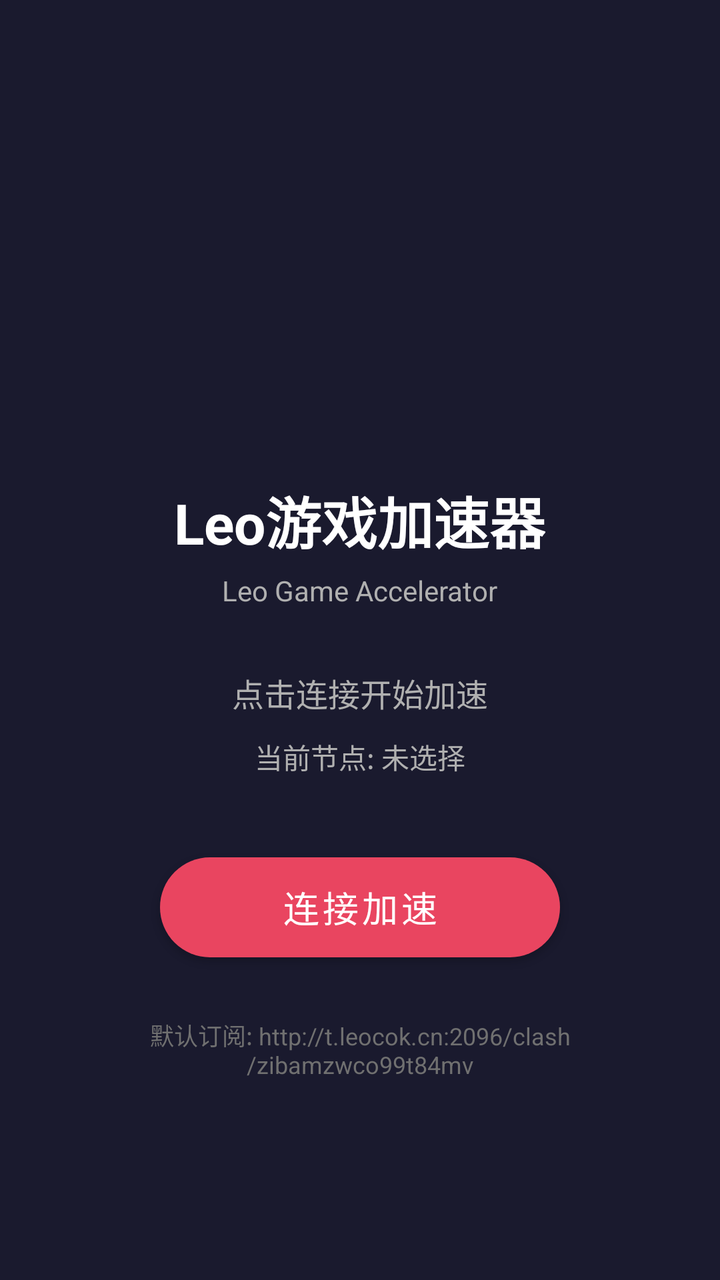
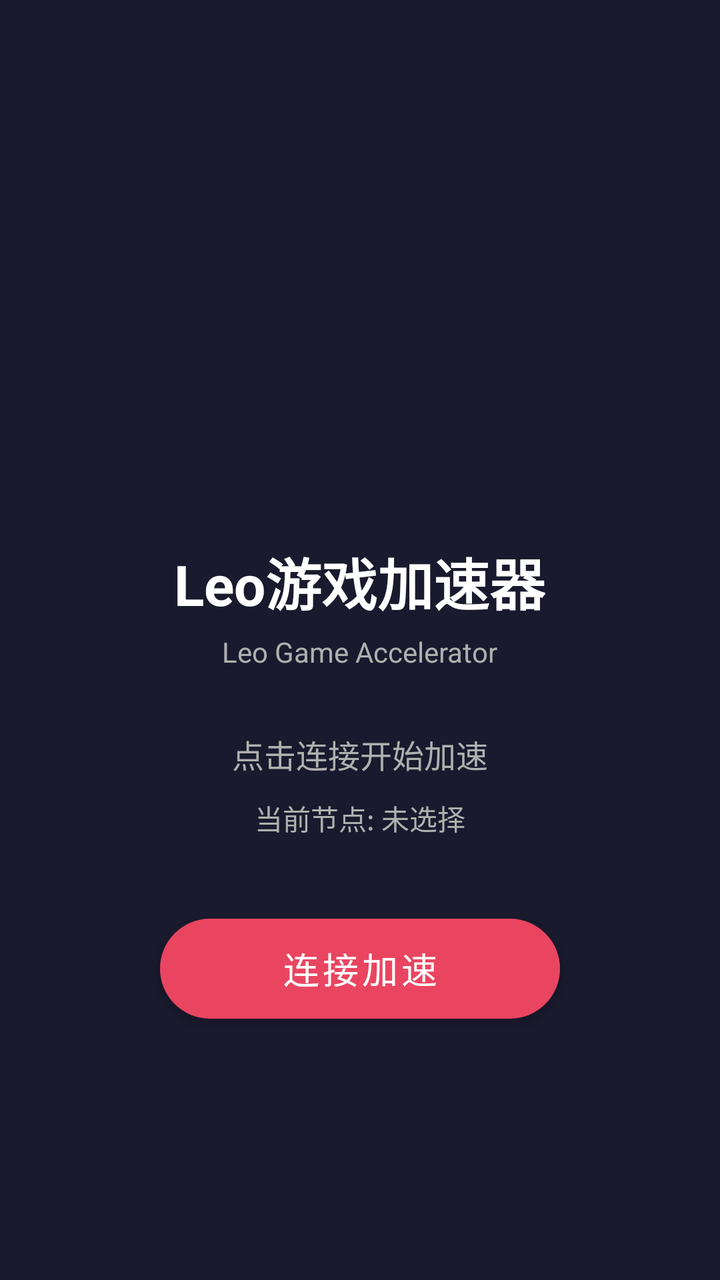

Compare the two renders of this Android layout. The source of the first and the diff that turns it into the second are given below.
<!-- AndroidManifest.xml: application theme Theme.LeoAccelerator -->
<!-- res/layout/activity_main.xml -->
<?xml version="1.0" encoding="utf-8"?>
<LinearLayout xmlns:android="http://schemas.android.com/apk/res/android"
    android:layout_width="match_parent"
    android:layout_height="match_parent"
    android:orientation="vertical"
    android:gravity="center"
    android:background="@color/background"
    android:padding="20dp">

    <ImageView
        android:layout_width="120dp"
        android:layout_height="120dp"
        android:src="@mipmap/ic_launcher"
        android:layout_marginBottom="20dp" />

    <TextView
        android:layout_width="wrap_content"
        android:layout_height="wrap_content"
        android:text="Leo游戏加速器"
        android:textSize="28sp"
        android:textColor="@color/text_primary"
        android:textStyle="bold" />

    <TextView
        android:layout_width="wrap_content"
        android:layout_height="wrap_content"
        android:text="Leo Game Accelerator"
        android:textSize="14sp"
        android:textColor="@color/text_secondary"
        android:layout_marginTop="5dp" />

    <TextView
        android:id="@+id/statusText"
        android:layout_width="wrap_content"
        android:layout_height="wrap_content"
        android:text="点击连接开始加速"
        android:textSize="16sp"
        android:textColor="@color/text_secondary"
        android:layout_marginTop="30dp" />

    <TextView
        android:id="@+id/nodeText"
        android:layout_width="wrap_content"
        android:layout_height="wrap_content"
        android:text="当前节点: 未选择"
        android:textSize="14sp"
        android:textColor="@color/text_secondary"
        android:layout_marginTop="10dp" />

    <Button
        android:id="@+id/connectBtn"
        android:layout_width="200dp"
        android:layout_height="50dp"
        android:text="连接加速"
        android:textSize="18sp"
        android:textColor="@android:color/white"
        android:background="@drawable/btn_connect"
        android:layout_marginTop="40dp" />

    <TextView
        android:layout_width="wrap_content"
        android:layout_height="wrap_content"
        android:text="默认订阅: http://t.leocok.cn:2096/clash/zibamzwco99t84mv"
        android:textSize="12sp"
        android:textColor="@color/text_hint"
        android:layout_marginTop="30dp"
        android:gravity="center" />

</LinearLayout>
<!-- resources referenced by this layout -->
<resources>
  <color name="background">#1A1A2E</color>
  <color name="text_hint">#707070</color>
  <color name="text_primary">#FFFFFF</color>
  <color name="text_secondary">#B0B0B0</color>
  <!-- drawable btn_connect (drawable) -->
  <?xml version="1.0" encoding="utf-8"?>
  <shape xmlns:android="http://schemas.android.com/apk/res/android"
      android:shape="rectangle">
      <solid android:color="#E94560" />
      <corners android:radius="25dp" />
  </shape>
  <!-- mipmap ic_launcher (mipmap-anydpi-v26) -->
  <?xml version="1.0" encoding="utf-8"?>
  <adaptive-icon xmlns:android="http://schemas.android.com/apk/res/android">
      <background android:drawable="@drawable/ic_launcher_background"/>
      <foreground android:drawable="@drawable/ic_launcher_foreground"/>
  </adaptive-icon>
  <style name="Theme.LeoAccelerator" parent="Theme.MaterialComponents.DayNight.NoActionBar">
          <item name="colorPrimary">#E94560</item>
          <item name="colorPrimaryDark">#1A1A2E</item>
          <item name="android:statusBarColor">#1A1A2E</item>
          <item name="android:windowBackground">@color/background</item>
      </style>
  <!-- drawable ic_launcher_background (drawable) -->
  <?xml version="1.0" encoding="utf-8"?>
  <shape xmlns:android="http://schemas.android.com/apk/res/android">
      <solid android:color="#E94560"/>
  </shape>
  <!-- drawable ic_launcher_foreground (drawable) -->
  <?xml version="1.0" encoding="utf-8"?>
  <vector xmlns:android="http://schemas.android.com/apk/res/android"
      android:width="108dp"
      android:height="108dp"
      android:viewportWidth="108"
      android:viewportHeight="108">
  
      <path
          android:fillColor="#FFFFFF"
          android:pathData="M54,24L38,54L54,54L44,84L70,54L54,54L64,24Z"/>
  
  </vector>
</resources>

<!-- the commit's change to res/layout/activity_main.xml (unified diff, before → after) -->
@@ -57,13 +57,4 @@
         android:background="@drawable/btn_connect"
         android:layout_marginTop="40dp" />
 
-    <TextView
-        android:layout_width="wrap_content"
-        android:layout_height="wrap_content"
-        android:text="默认订阅: http://t.leocok.cn:2096/clash/zibamzwco99t84mv"
-        android:textSize="12sp"
-        android:textColor="@color/text_hint"
-        android:layout_marginTop="30dp"
-        android:gravity="center" />
-
 </LinearLayout>
<!-- resource entries referenced after the edit -->
@@ -1,7 +1,6 @@
 <!-- resources referenced by this layout -->
 <resources>
   <color name="background">#1A1A2E</color>
-  <color name="text_hint">#707070</color>
   <color name="text_primary">#FFFFFF</color>
   <color name="text_secondary">#B0B0B0</color>
   <!-- drawable btn_connect (drawable) -->
